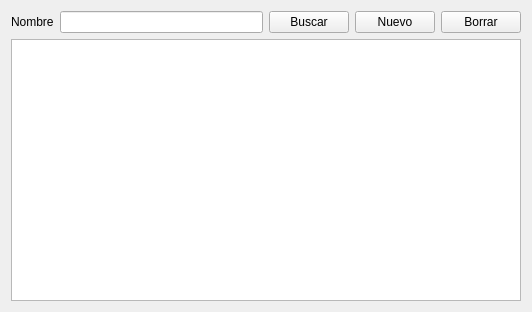
jerobarraco/banta, file banta/res/ui/users.ui: the form before one commit.
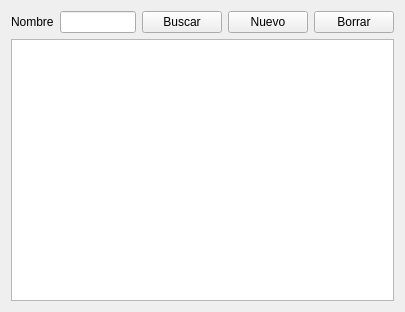
The form after the commit.

The edit to the form file:
```diff
--- a/banta/res/ui/users.ui
+++ b/banta/res/ui/users.ui
@@ -6,7 +6,7 @@
    <rect>
     <x>0</x>
     <y>0</y>
-    <width>532</width>
+    <width>405</width>
     <height>312</height>
    </rect>
   </property>
```
